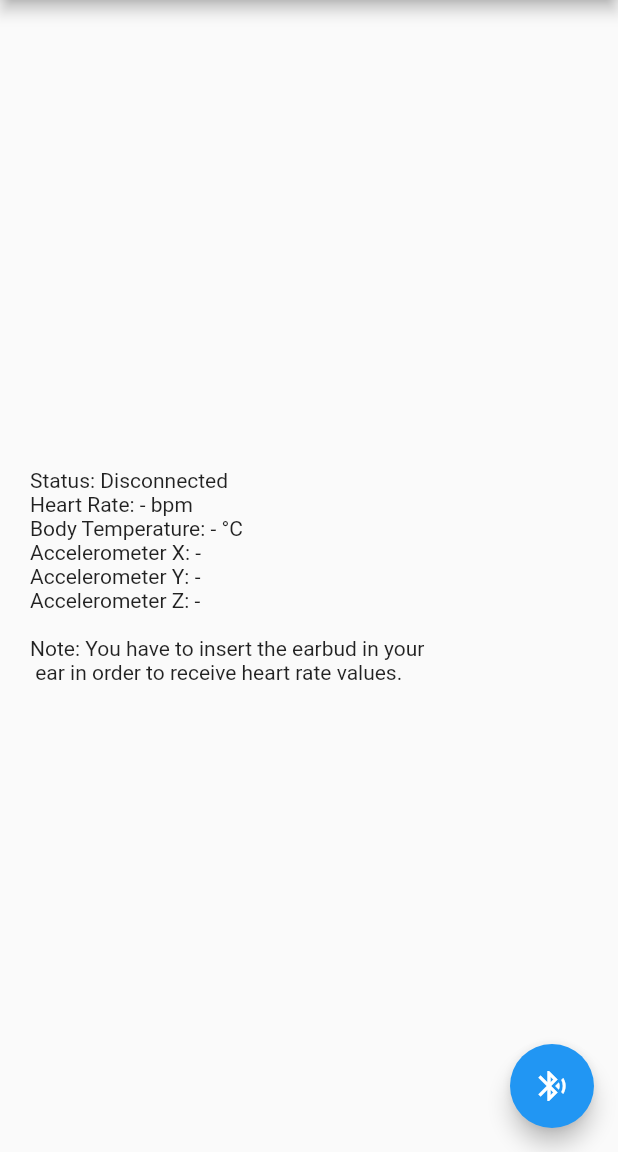
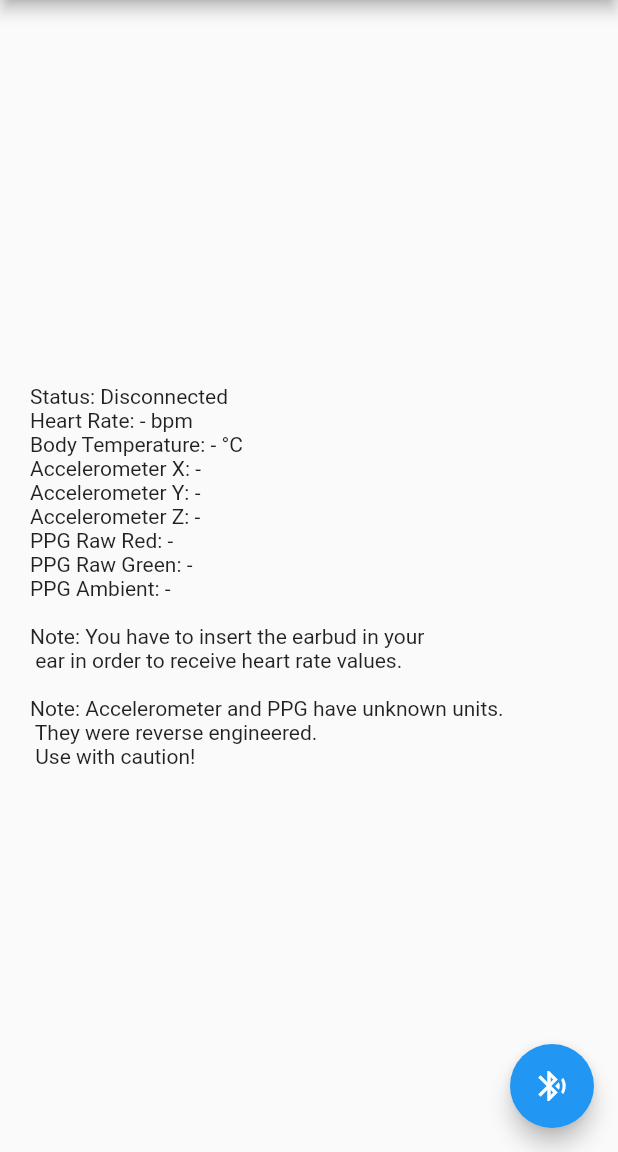
Before and after one commit to cadivus/early-bird, a Flutter app: the screen it shows after launch, on a phone screen of 412 x 824 dp, the part 84-1236 px from its top. Run offline on Flutter 3.47's test engine with Material 2 defaults, Android fonts, the light colour scheme and no system bars; our stand-ins replace flutter_blue.

Commit message:
added accelerometer and PPG raw readings

```diff
--- a/lib/main.dart
+++ b/lib/main.dart
@@ -59,6 +59,10 @@ class _MyHomePageState extends State<MyHomePage> {
   String _accY = "-";
   String _accZ = "-";
 
+  String _ppgGreen = "-";
+  String _ppgRed = "-";
+  String _ppgAmbient = "-";
+
   bool _isConnected = false;
 
   bool earConnectFound = false;
@@ -98,6 +102,22 @@ class _MyHomePageState extends State<MyHomePage> {
 
   void updatePPGRaw(rawData) {
     Uint8List bytes = Uint8List.fromList(rawData);
+
+    // corresponds to the raw reading of the PPG sensor from which the heart rate is computed
+    //
+    // example plot https://e2e.ti.com/cfs-file/__key/communityserver-discussions-components-files/73/Screen-Shot-2019_2D00_01_2D00_24-at-19.30.24.png
+    // (image just for illustration purpose, obtained from a different sensor! Sensor value range differs.)
+
+    var ppg_red = bytes[0] | bytes[1] << 8 | bytes[2] << 16 | bytes[3] << 32; // raw green color value of PPG sensor
+    var ppg_green = bytes[4] | bytes[5] << 8 | bytes[6] << 16 | bytes[7] << 32; // raw red color value of PPG sensor
+
+    var ppg_green_ambient = bytes[8] | bytes[9] << 8 | bytes[10] << 16 | bytes[11] << 32; // ambient light sensor (e.g., if sensor is not placed correctly)
+
+    setState(() {
+      _ppgGreen = ppg_red.toString() + " (unknown unit)";
+      _ppgRed = ppg_green.toString() + " (unknown unit)";
+      _ppgAmbient = ppg_green_ambient.toString() + " (unknown unit)";
+    });
   }
 
   void updateAccelerometer(rawData) {
@@ -109,9 +129,9 @@ class _MyHomePageState extends State<MyHomePage> {
     int acc_z = bytes[18];
 
     setState(() {
-      _accX = acc_x.toString();
-      _accY = acc_y.toString();
-      _accZ = acc_z.toString();
+      _accX = acc_x.toString() + " (unknown unit)";
+      _accY = acc_y.toString() + " (unknown unit)";
+      _accZ = acc_z.toString() + " (unknown unit)";
     });
   }
 
@@ -158,7 +178,8 @@ class _MyHomePageState extends State<MyHomePage> {
                   await characteristic.write([0x32, 0x31, 0x39, 0x32, 0x37, 0x34, 0x31, 0x30, 0x35, 0x39, 0x35, 0x35, 0x30, 0x32, 0x34, 0x35]);
                   await Future.delayed(new Duration(seconds: 2)); // short delay before next bluetooth operation otherwise BLE crashes
                   characteristic.value.listen((rawData) => {
-                    updateAccelerometer(rawData)
+                    updateAccelerometer(rawData),
+                    updatePPGRaw(rawData)
                   });
                   await characteristic.setNotifyValue(true);
                   await Future.delayed(new Duration(seconds: 2));
@@ -258,7 +279,36 @@ class _MyHomePageState extends State<MyHomePage> {
             ]),
             Row(children: [
               const Text(
+                'PPG Raw Red: '
+              ),
+              Text(
+                '$_ppgRed'
+              ),
+            ]),
+            Row(children: [
+              const Text(
+                'PPG Raw Green: '
+              ),
+              Text(
+                '$_ppgGreen'
+              ),
+            ]),
+            Row(children: [
+              const Text(
+                'PPG Ambient: '
+              ),
+              Text(
+                '$_ppgAmbient'
+              ),
+            ]),
+            Row(children: [
+              const Text(
                 '\nNote: You have to insert the earbud in your  \n ear in order to receive heart rate values.'
+              )
+            ]),
+            Row(children: [
+              const Text(
+                '\nNote: Accelerometer and PPG have unknown units. \n They were reverse engineered. \n Use with caution!'
               )
             ]),
           ],
```
